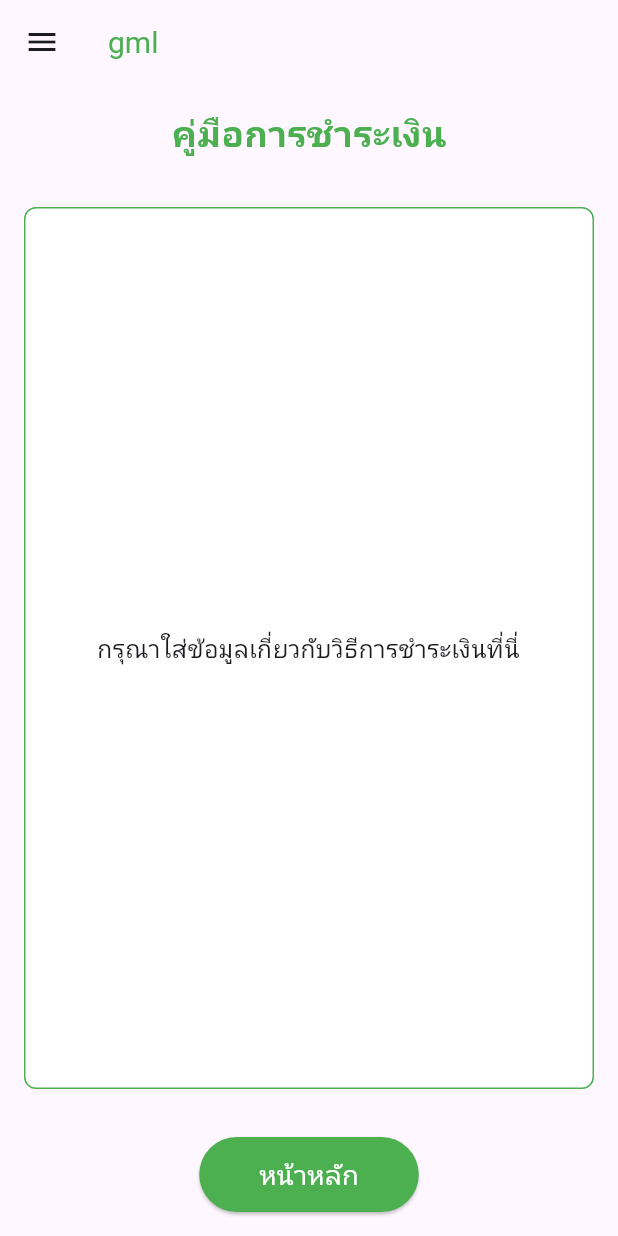
After one commit to callmeohmnaja/Seafood_Main_App_Dev, a Flutter app: the ForRaiderRaiderPage screen opened directly, on a phone screen of 412 x 824 dp. The commit adds this screen. Run offline on Flutter 3.47's test engine with Material 3 defaults, Android fonts, the phone set to English and light mode, and no system bars; our stand-ins replace cached_network_image, cloud_firestore, curved_navigation_bar, firebase_auth, firebase_core, firebase_storage and 3 more; accounts and stored records are empty; network calls fail.

Commit message:
ตกแต่งและแก้บัคต่างๆในส่วนของร้านค้าและusers by.ohm

```diff
--- /dev/null
+++ b/lib/BookGuide/for_raider_page.dart
@@ -0,0 +1,165 @@
+import 'package:flutter/material.dart';
+import 'package:seafood_app/BookGuide/howtopay_page.dart';
+import 'package:seafood_app/BookGuide/oderguide_page.dart';
+import 'package:seafood_app/screen/food_app.dart';
+import 'package:seafood_app/screen/mainhome_page.dart';
+import 'package:seafood_app/screen/profile/profile.dart';
+import 'package:seafood_app/screen/support_page.dart';
+
+class ForRaiderRaiderPage extends StatelessWidget {
+  @override
+  Widget build(BuildContext context) {
+    return Scaffold(
+      appBar: AppBar(
+        title: Text(
+          "gml",
+          style: TextStyle(fontSize: 20, color: Colors.green),
+        ),
+      ),
+      drawer: Drawer(
+        child: ListView(
+          padding: EdgeInsets.zero,
+          children: <Widget>[
+            DrawerHeader(
+              decoration: BoxDecoration(
+                color: Colors.green,
+              ),
+              child: Text(
+                'Menu',
+                style: TextStyle(
+                  color: Colors.white,
+                  fontSize: 24,
+                ),
+              ),
+            ),
+            ListTile(
+              leading: Icon(Icons.home),
+              title: Text('หน้าแรก'),
+              onTap: () {
+                Navigator.pop(context);
+                Navigator.push(
+                  context,
+                  MaterialPageRoute(builder: (context) => HomePage()),
+                );
+              },
+            ),
+            ListTile(
+              leading: Icon(Icons.restaurant_menu),
+              title: Text('ออเดอร์ของฉัน'),
+              onTap: () {
+                Navigator.pop(context);
+                Navigator.push(
+                  context,
+                  MaterialPageRoute(
+                      builder: (context) =>
+                          OderguidePage()), // Ensure correct class name
+                );
+              },
+            ),
+            ListTile(
+              leading: Icon(Icons.book),
+              title: Text('คู่มือการชําระเงิน'),
+              onTap: () {
+                Navigator.pop(context);
+                Navigator.push(
+                  context,
+                  MaterialPageRoute(
+                      builder: (context) =>
+                          HowtopayPage()), // Ensure correct class name
+                );
+              },
+            ),
+            ListTile(
+              leading: Icon(Icons.person),
+              title: Text('โปรไฟล์'),
+              onTap: () {
+                Navigator.pop(context);
+                Navigator.push(
+                  context,
+                  MaterialPageRoute(builder: (context) => ProfilePage()),
+                );
+              },
+            ),
+            ListTile(
+              leading: Icon(Icons.support),
+              title: Text('แจ้งปัญหา'),
+              onTap: () {
+                Navigator.pop(context);
+                Navigator.push(
+                  context,
+                  MaterialPageRoute(builder: (context) => SupportPage()),
+                );
+              },
+            ),
+            ListTile(
+              leading: Icon(Icons.logout),
+              title: Text('ออกจากระบบ'),
+              onTap: () {
+                Navigator.pop(context);
+                Navigator.push(
+                  context,
+                  MaterialPageRoute(
+                      builder: (context) =>
+                          HomePage()), // Corrected to HomePage
+                );
+              },
+            ),
+          ],
+        ),
+      ),
+      body: Column(
+        mainAxisAlignment: MainAxisAlignment.start,
+        children: [
+          Padding(
+            padding: const EdgeInsets.all(16.0),
+            child: Text(
+              'คู่มือการชําระเงิน',
+              style: TextStyle(
+                fontSize: 24,
+                fontWeight: FontWeight.bold,
+                color: Colors.green,
+              ),
+            ),
+          ),
+          Expanded(
+            child: Container(
+              margin: const EdgeInsets.all(16.0),
+              padding: const EdgeInsets.all(16.0),
+              decoration: BoxDecoration(
+                color: Colors.white,
+                border: Border.all(color: Colors.green),
+                borderRadius: BorderRadius.circular(8),
+              ),
+              child: Center(
+                child: Text(
+                  'กรุณาใส่ข้อมูลเกี่ยวกับวิธีการชําระเงินที่นี่',
+                  style: TextStyle(fontSize: 16),
+                  textAlign: TextAlign.center,
+                ),
+              ),
+            ),
+          ),
+          Padding(
+            padding: const EdgeInsets.all(16.0),
+            child: ElevatedButton(
+              onPressed: () {
+                Navigator.push(
+                  context,
+                  MaterialPageRoute(builder: (context) => FoodApp()),
+                );
+              },
+              style: ElevatedButton.styleFrom(
+                backgroundColor: Colors.green, // Background color
+                padding: EdgeInsets.symmetric(horizontal: 40, vertical: 12),
+              ),
+              child: Text(
+                'หน้าหลัก',
+                style: TextStyle(fontSize: 18, color: Colors.white),
+              ),
+            ),
+          ),
+        ],
+      ),
+    );
+  }
+}
--- a/lib/screen/raiderpage/raider_dashboard.dart
+++ b/lib/screen/raiderpage/raider_dashboard.dart
@@ -186,7 +186,7 @@ class _RaiderDashboardState extends State<RaiderDashboard> {
                       },
                     ),
                     ListTile(
-                      title: Text('ประวัติออเดอร์'),
+                      title: Text('???'),
                       onTap: () {},
                     ),
                     ListTile(
@@ -196,7 +196,7 @@ class _RaiderDashboardState extends State<RaiderDashboard> {
                       },
                     ),
                     ListTile(
-                      title: Text('?????'),
+                      title: Text('คู่มือไรเดอร์'),
                       onTap: () {
                         // Navigate to order history page if needed
                       },
```
Also changed, not shown: lib/BookGuide/for_store_storeguild.dart (+8 -3 lines), lib/BookGuide/raider_guide_page.dart (added, +163 -0 lines), lib/screen/book_page.dart (+22 -3 lines), lib/screen/raiderpage/find_store_page.dart (+29 -9 lines), lib/storepage/add_menu_page.dart (+8 -0 lines), lib/storepage/edit_menu_page.dart (+8 -0 lines), lib/storepage/edit_or_delete_menu_page.dart (+70 -26 lines), lib/storepage/store_dashboard.dart (+7 -20 lines).
